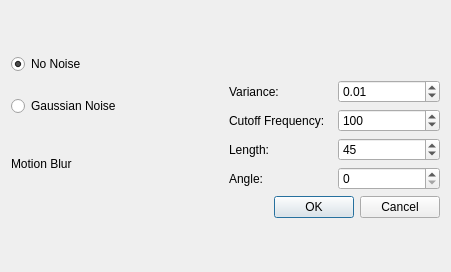
First picture: the form in dialoginversefilter.ui, repository hubutui/ImageProcessingKit, before the edit.
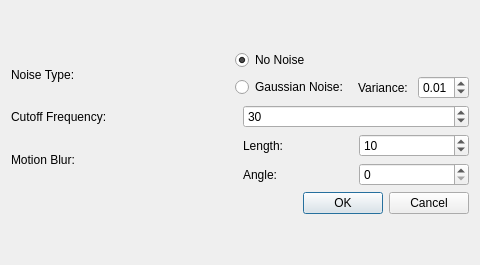
Second picture: the form after the edit.

Commit message:
逆滤波复原运动模糊退化图像
需要将截止频率设置得比较小．

```diff
--- a/dialoginversefilter.ui
+++ b/dialoginversefilter.ui
@@ -6,15 +6,26 @@
    <rect>
     <x>0</x>
     <y>0</y>
-    <width>451</width>
-    <height>272</height>
+    <width>480</width>
+    <height>265</height>
    </rect>
   </property>
   <property name="windowTitle">
    <string>Inverse Filter Setting</string>
   </property>
+  <layout class="QVBoxLayout" name="verticalLayout_3">
+   <item>
   <layout class="QVBoxLayout" name="verticalLayout_2">
    <item>
+      <layout class="QHBoxLayout" name="horizontalLayout_2">
+       <item>
+        <widget class="QLabel" name="labelNoiseType">
+         <property name="text">
+          <string>Noise Type: </string>
+         </property>
+        </widget>
+       </item>
+       <item>
     <layout class="QVBoxLayout" name="verticalLayout">
      <item>
       <widget class="QRadioButton" name="radioButtonNoNoise">
@@ -31,20 +42,18 @@
        <item>
         <widget class="QRadioButton" name="radioButtonGaussianNoise">
          <property name="text">
-          <string>Gaussian Noise</string>
+              <string>Gaussian Noise: </string>
          </property>
         </widget>
        </item>
        <item>
-        <layout class="QGridLayout" name="gridLayout">
-         <item row="0" column="0">
           <widget class="QLabel" name="labelVariance">
            <property name="text">
             <string>Variance: </string>
            </property>
           </widget>
          </item>
-         <item row="0" column="1">
+           <item>
           <widget class="QDoubleSpinBox" name="doubleSpinBoxVariance">
            <property name="maximum">
             <double>5.000000000000000</double>
@@ -57,14 +66,22 @@
            </property>
           </widget>
          </item>
-         <item row="1" column="0">
+          </layout>
+         </item>
+        </layout>
+       </item>
+      </layout>
+     </item>
+     <item>
+      <layout class="QHBoxLayout" name="horizontalLayout_4">
+       <item>
           <widget class="QLabel" name="labelCutoffFrequency">
            <property name="text">
             <string>Cutoff Frequency: </string>
            </property>
           </widget>
          </item>
-         <item row="1" column="1">
+       <item>
           <widget class="QSpinBox" name="spinBoxCutoffFrequency">
            <property name="minimum">
             <number>1</number>
@@ -73,25 +90,23 @@
             <number>1024</number>
            </property>
            <property name="value">
-            <number>100</number>
+          <number>30</number>
            </property>
           </widget>
          </item>
         </layout>
        </item>
-      </layout>
-     </item>
      <item>
-      <layout class="QHBoxLayout" name="horizontalLayout_2">
+      <layout class="QHBoxLayout" name="horizontalLayout_3">
        <item>
         <widget class="QLabel" name="labelMotionBlur">
          <property name="text">
-          <string>Motion Blur</string>
+          <string>Motion Blur: </string>
          </property>
         </widget>
        </item>
        <item>
-        <layout class="QGridLayout" name="gridLayout_2">
+        <layout class="QGridLayout" name="gridLayout">
          <item row="0" column="0">
           <widget class="QLabel" name="labelLength">
            <property name="text">
@@ -101,11 +116,14 @@
          </item>
          <item row="0" column="1">
           <widget class="QSpinBox" name="spinBoxLength">
+           <property name="minimum">
+            <number>1</number>
+           </property>
            <property name="maximum">
-            <number>512</number>
+            <number>99</number>
            </property>
            <property name="value">
-            <number>45</number>
+            <number>10</number>
            </property>
           </widget>
          </item>
```
Lines whose indentation alone changed are shown as unchanged. The commit also changes 2 other files.
